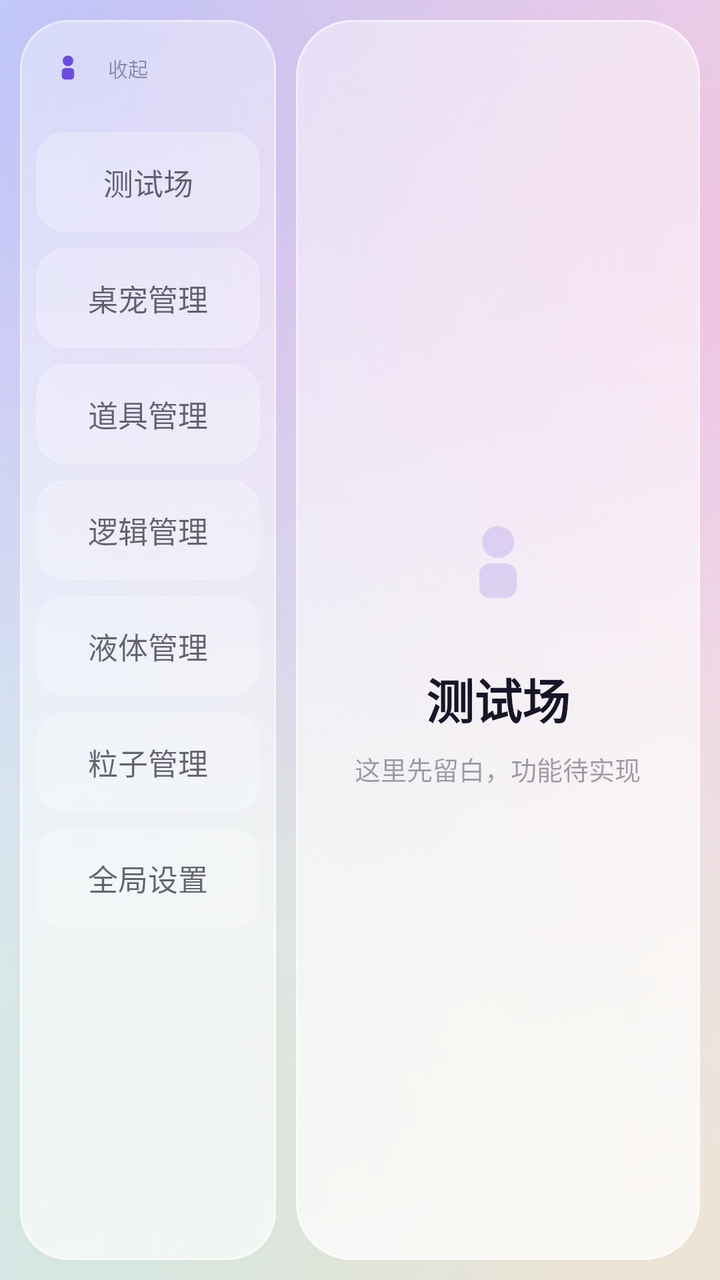
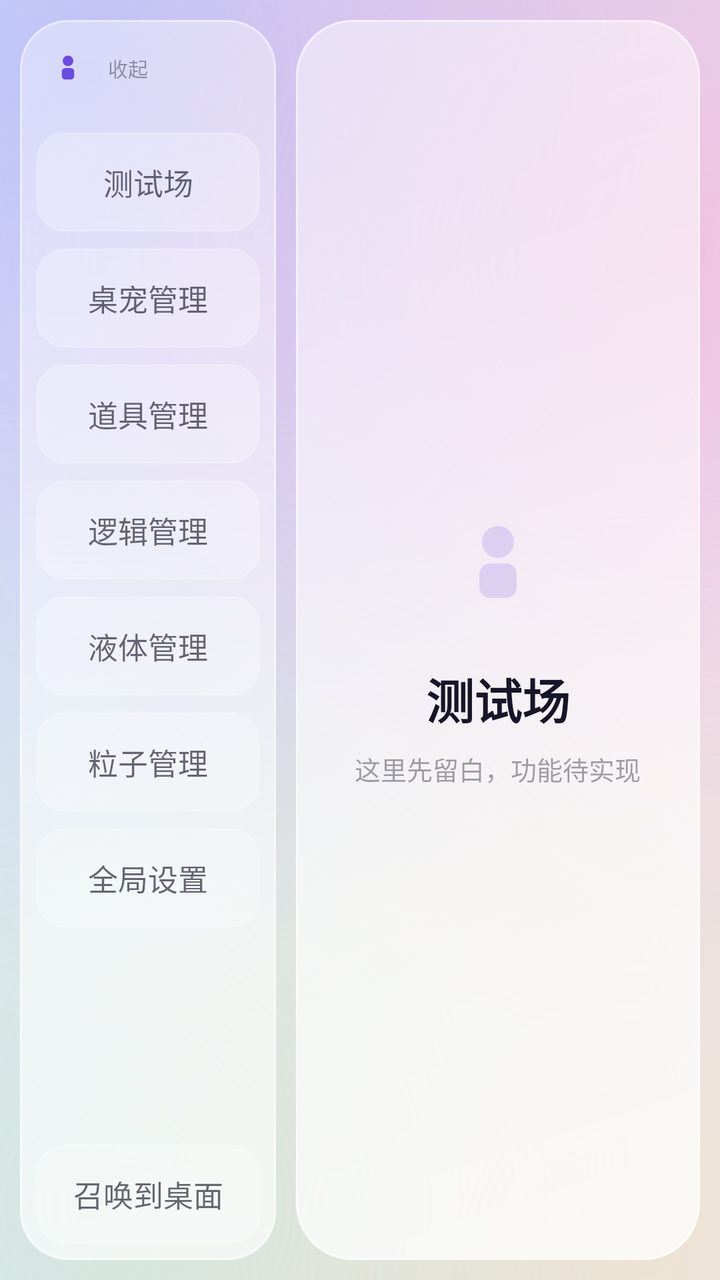

An Android layout rendered at two revisions. The XML below is the earlier revision; the diff shows what the commit changed to produce the second picture.
<!-- AndroidManifest.xml: application theme Theme.ATP -->
<!-- res/layout/activity_main.xml -->
<?xml version="1.0" encoding="utf-8"?>
<FrameLayout xmlns:android="http://schemas.android.com/apk/res/android"
    xmlns:app="http://schemas.android.com/apk/res-auto"
    android:layout_width="match_parent"
    android:layout_height="match_parent"
    android:background="@drawable/bg_aurora"
    android:fitsSystemWindows="true">

    <LinearLayout
        android:layout_width="match_parent"
        android:layout_height="match_parent"
        android:orientation="horizontal"
        android:padding="10dp">

        
        <LinearLayout
            android:id="@+id/sidebar"
            android:layout_width="128dp"
            android:layout_height="match_parent"
            android:background="@drawable/glass_sidebar"
            android:orientation="vertical"
            android:padding="8dp">

            <LinearLayout
                android:id="@+id/railHeader"
                android:layout_width="match_parent"
                android:layout_height="wrap_content"
                android:background="?android:attr/selectableItemBackground"
                android:clickable="true"
                android:focusable="true"
                android:gravity="center_vertical"
                android:orientation="horizontal"
                android:paddingStart="4dp"
                android:paddingTop="4dp"
                android:paddingEnd="4dp"
                android:paddingBottom="12dp">

                <ImageView
                    android:layout_width="24dp"
                    android:layout_height="24dp"
                    android:contentDescription="@null"
                    android:src="@drawable/ic_pet_mark"
                    app:tint="@color/brand" />

                <TextView
                    android:id="@+id/railHint"
                    android:layout_width="0dp"
                    android:layout_height="wrap_content"
                    android:layout_marginStart="8dp"
                    android:layout_weight="1"
                    android:text="@string/rail_collapse"
                    android:textColor="@color/text_subtle"
                    android:textSize="10sp" />
            </LinearLayout>

            <TextView
                android:id="@+id/menuSandbox"
                style="@style/MenuItem"
                android:text="@string/menu_sandbox" />

            <TextView
                android:id="@+id/menuPets"
                style="@style/MenuItem"
                android:text="@string/menu_pets" />

            <TextView
                android:id="@+id/menuProps"
                style="@style/MenuItem"
                android:text="@string/menu_props" />

            <TextView
                android:id="@+id/menuLogic"
                style="@style/MenuItem"
                android:text="@string/menu_logic" />

            <TextView
                android:id="@+id/menuLiquids"
                style="@style/MenuItem"
                android:text="@string/menu_liquids" />

            <TextView
                android:id="@+id/menuParticles"
                style="@style/MenuItem"
                android:text="@string/menu_particles" />

            <TextView
                android:id="@+id/menuSettings"
                style="@style/MenuItem"
                android:text="@string/menu_settings" />
        </LinearLayout>

        
        <FrameLayout
            android:id="@+id/content"
            android:layout_width="0dp"
            android:layout_height="match_parent"
            android:layout_marginStart="10dp"
            android:layout_weight="1"
            android:background="@drawable/glass_panel">

            
            <LinearLayout
                android:id="@+id/placeholder"
                android:layout_width="match_parent"
                android:layout_height="wrap_content"
                android:layout_gravity="center"
                android:gravity="center"
                android:orientation="vertical"
                android:padding="24dp">

                <ImageView
                    android:layout_width="72dp"
                    android:layout_height="72dp"
                    android:alpha="0.18"
                    android:contentDescription="@null"
                    android:src="@drawable/ic_pet_mark"
                    app:tint="@color/brand" />

                <TextView
                    android:id="@+id/contentTitle"
                    android:layout_width="wrap_content"
                    android:layout_height="wrap_content"
                    android:layout_marginTop="14dp"
                    android:text="@string/menu_sandbox"
                    android:textColor="@color/text_primary"
                    android:textSize="24sp"
                    android:textStyle="bold" />

                <TextView
                    android:id="@+id/contentHint"
                    android:layout_width="wrap_content"
                    android:layout_height="wrap_content"
                    android:layout_marginTop="8dp"
                    android:gravity="center"
                    android:text="@string/content_placeholder"
                    android:textColor="@color/text_subtle"
                    android:textSize="13sp" />
            </LinearLayout>

            
            <FrameLayout
                android:id="@+id/sandboxPane"
                android:layout_width="match_parent"
                android:layout_height="match_parent"
                android:visibility="gone">

                <dev.atp.pet.ui.PhysicsSandboxView
                    android:id="@+id/sandboxView"
                    android:layout_width="match_parent"
                    android:layout_height="match_parent" />

                <HorizontalScrollView
                    android:layout_width="match_parent"
                    android:layout_height="wrap_content"
                    android:layout_gravity="top"
                    android:paddingStart="8dp"
                    android:paddingTop="6dp"
                    android:paddingEnd="8dp"
                    android:scrollbars="none">

                    <LinearLayout
                        android:id="@+id/petChooser"
                        android:layout_width="wrap_content"
                        android:layout_height="wrap_content"
                        android:orientation="horizontal" />
                </HorizontalScrollView>
            </FrameLayout>

            
            <ScrollView
                android:id="@+id/petListScroll"
                android:layout_width="match_parent"
                android:layout_height="match_parent"
                android:visibility="gone">

                <LinearLayout
                    android:id="@+id/petList"
                    android:layout_width="match_parent"
                    android:layout_height="wrap_content"
                    android:orientation="vertical"
                    android:padding="12dp" />
            </ScrollView>

            
            <ScrollView
                android:id="@+id/partListScroll"
                android:layout_width="match_parent"
                android:layout_height="match_parent"
                android:visibility="gone">

                <LinearLayout
                    android:id="@+id/partList"
                    android:layout_width="match_parent"
                    android:layout_height="wrap_content"
                    android:orientation="vertical"
                    android:padding="12dp" />
            </ScrollView>

            
            <ScrollView
                android:id="@+id/partFilesScroll"
                android:layout_width="match_parent"
                android:layout_height="match_parent"
                android:visibility="gone">

                <LinearLayout
                    android:id="@+id/partFilesList"
                    android:layout_width="match_parent"
                    android:layout_height="wrap_content"
                    android:orientation="vertical"
                    android:padding="12dp" />
            </ScrollView>

            
            <ScrollView
                android:id="@+id/depthScroll"
                android:layout_width="match_parent"
                android:layout_height="match_parent"
                android:visibility="gone">

                <LinearLayout
                    android:id="@+id/depthList"
                    android:layout_width="match_parent"
                    android:layout_height="wrap_content"
                    android:orientation="vertical"
                    android:padding="12dp" />
            </ScrollView>

            
            <ScrollView
                android:id="@+id/liquidScroll"
                android:layout_width="match_parent"
                android:layout_height="match_parent"
                android:visibility="gone">

                <LinearLayout
                    android:id="@+id/liquidList"
                    android:layout_width="match_parent"
                    android:layout_height="wrap_content"
                    android:orientation="vertical"
                    android:padding="12dp" />
            </ScrollView>

            
            <ScrollView
                android:id="@+id/particleScroll"
                android:layout_width="match_parent"
                android:layout_height="match_parent"
                android:visibility="gone">

                <LinearLayout
                    android:id="@+id/particleList"
                    android:layout_width="match_parent"
                    android:layout_height="wrap_content"
                    android:orientation="vertical"
                    android:padding="12dp" />
            </ScrollView>

            
            <ScrollView
                android:id="@+id/settingsScroll"
                android:layout_width="match_parent"
                android:layout_height="match_parent"
                android:visibility="gone">

                <LinearLayout
                    android:id="@+id/settingsList"
                    android:layout_width="match_parent"
                    android:layout_height="wrap_content"
                    android:orientation="vertical"
                    android:padding="12dp" />
            </ScrollView>

            
            <ScrollView
                android:id="@+id/propListScroll"
                android:layout_width="match_parent"
                android:layout_height="match_parent"
                android:visibility="gone">

                <LinearLayout
                    android:id="@+id/propList"
                    android:layout_width="match_parent"
                    android:layout_height="wrap_content"
                    android:orientation="vertical"
                    android:padding="12dp" />
            </ScrollView>

            
            <LinearLayout
                android:id="@+id/logicPane"
                android:layout_width="match_parent"
                android:layout_height="match_parent"
                android:orientation="vertical"
                android:visibility="gone">

                <dev.atp.pet.ui.LogicGraphView
                    android:id="@+id/logicGraph"
                    android:layout_width="match_parent"
                    android:layout_height="0dp"
                    android:layout_weight="1" />

                
                <HorizontalScrollView
                    android:layout_width="match_parent"
                    android:layout_height="wrap_content"
                    android:paddingStart="8dp"
                    android:paddingEnd="8dp"
                    android:scrollbars="none">

                    <LinearLayout
                        android:id="@+id/logicFolderBar"
                        android:layout_width="wrap_content"
                        android:layout_height="wrap_content"
                        android:gravity="center"
                        android:orientation="horizontal"
                        android:paddingTop="6dp"
                        android:paddingBottom="2dp" />
                </HorizontalScrollView>

                <HorizontalScrollView
                    android:layout_width="match_parent"
                    android:layout_height="wrap_content"
                    android:paddingStart="8dp"
                    android:paddingEnd="8dp"
                    android:scrollbars="none">

                    <LinearLayout
                        android:id="@+id/logicBar"
                        android:layout_width="wrap_content"
                        android:layout_height="wrap_content"
                        android:gravity="center"
                        android:orientation="horizontal"
                        android:paddingTop="6dp"
                        android:paddingBottom="6dp" />
                </HorizontalScrollView>

                
                <HorizontalScrollView
                    android:layout_width="match_parent"
                    android:layout_height="wrap_content"
                    android:paddingStart="8dp"
                    android:paddingEnd="8dp"
                    android:scrollbars="none">

                    <LinearLayout
                        android:id="@+id/liquidBar"
                        android:layout_width="wrap_content"
                        android:layout_height="wrap_content"
                        android:gravity="center"
                        android:orientation="horizontal"
                        android:paddingTop="2dp"
                        android:paddingBottom="8dp" />
                </HorizontalScrollView>
            </LinearLayout>

            
            <FrameLayout
                android:id="@+id/alignPane"
                android:layout_width="match_parent"
                android:layout_height="match_parent"
                android:visibility="gone">

                <dev.atp.pet.ui.PartAlignView
                    android:id="@+id/alignView"
                    android:layout_width="match_parent"
                    android:layout_height="match_parent" />

                <LinearLayout
                    android:layout_width="match_parent"
                    android:layout_height="wrap_content"
                    android:layout_gravity="bottom"
                    android:gravity="center"
                    android:orientation="horizontal"
                    android:padding="8dp">

                    <TextView
                        android:id="@+id/alignCancel"
                        style="@style/AlignButton"
                        android:text="@string/align_cancel" />

                    <TextView
                        android:id="@+id/alignCanvas"
                        style="@style/AlignButton"
                        android:text="@string/align_canvas" />

                    <TextView
                        android:id="@+id/alignBone"
                        style="@style/AlignButton"
                        android:text="@string/align_bone" />

                    <TextView
                        android:id="@+id/alignMinus"
                        style="@style/AlignButton"
                        android:text="@string/align_minus" />

                    <TextView
                        android:id="@+id/alignPlus"
                        style="@style/AlignButton"
                        android:text="@string/align_plus" />

                    <TextView
                        android:id="@+id/alignConfirm"
                        style="@style/AlignButton"
                        android:text="@string/align_confirm" />
                </LinearLayout>
            </FrameLayout>

            
            <LinearLayout
                android:id="@+id/rigRow"
                android:layout_width="match_parent"
                android:layout_height="match_parent"
                android:orientation="horizontal"
                android:visibility="gone">

                <dev.atp.pet.ui.SkeletonView
                    android:id="@+id/skeletonView"
                    android:layout_width="0dp"
                    android:layout_height="match_parent"
                    android:layout_weight="1" />

                
                <ScrollView
                    android:id="@+id/rigBoneScroll"
                    android:layout_width="96dp"
                    android:layout_height="match_parent"
                    android:background="@drawable/glass_panel"
                    android:padding="4dp"
                    android:scrollbars="none">

                    <LinearLayout
                        android:id="@+id/rigBonePanel"
                        android:layout_width="match_parent"
                        android:layout_height="wrap_content"
                        android:orientation="vertical"
                        android:padding="4dp" />
                </ScrollView>
            </LinearLayout>

            <HorizontalScrollView
                android:id="@+id/rigBarScroll"
                android:layout_width="match_parent"
                android:layout_height="wrap_content"
                android:layout_gravity="bottom"
                android:paddingStart="8dp"
                android:paddingEnd="8dp"
                android:scrollbars="none"
                android:visibility="gone">

                <LinearLayout
                    android:id="@+id/rigBar"
                    android:layout_width="wrap_content"
                    android:layout_height="wrap_content"
                    android:gravity="center"
                    android:orientation="horizontal"
                    android:paddingTop="8dp"
                    android:paddingBottom="8dp">

                    <TextView
                        android:id="@+id/rigMode"
                        style="@style/AlignButton"
                        android:text="@string/rig_mode_pose" />

                    <TextView
                        android:id="@+id/rigAddBone"
                        style="@style/AlignButton"
                        android:text="@string/rig_add_bone" />

                    <TextView
                        android:id="@+id/rigAddNode"
                        style="@style/AlignButton"
                        android:text="@string/rig_add_node" />

                    <TextView
                        android:id="@+id/rigBoneList"
                        style="@style/AlignButton"
                        android:text="@string/rig_bone_list" />

                    <TextView
                        android:id="@+id/rigSaveBones"
                        style="@style/AlignButton"
                        android:text="@string/rig_save_bones" />

                    <TextView
                        android:id="@+id/rigReset"
                        style="@style/AlignButton"
                        android:text="@string/rig_reset" />

                    <TextView
                        android:id="@+id/rigSavePose"
                        style="@style/AlignButton"
                        android:text="@string/rig_save_pose" />

                    <TextView
                        android:id="@+id/rigReference"
                        style="@style/AlignButton"
                        android:text="@string/rig_reference" />

                    <TextView
                        android:id="@+id/rigResetBones"
                        style="@style/AlignButton"
                        android:text="@string/rig_reset_bones" />

                    <TextView
                        android:id="@+id/rigLimitMin"
                        style="@style/AlignButton"
                        android:text="@string/rig_limit_set_min" />

                    <TextView
                        android:id="@+id/rigLimitMax"
                        style="@style/AlignButton"
                        android:text="@string/rig_limit_set_max" />
                </LinearLayout>
            </HorizontalScrollView>

            <TextView
                android:id="@+id/statusLine"
                android:layout_width="match_parent"
                android:layout_height="wrap_content"
                android:layout_gravity="bottom"
                android:padding="10dp"
                android:textColor="@color/text_muted"
                android:textSize="11sp"
                android:visibility="gone" />
        </FrameLayout>
    </LinearLayout>
</FrameLayout>
<!-- resources referenced by this layout -->
<resources>
  <color name="brand">#FF6C4CE0</color>
  <color name="text_muted">#A6171528</color>
  <color name="text_primary">#FF171528</color>
  <color name="text_subtle">#66171528</color>
  <string name="align_bone">贴到骨骼</string>
  <string name="align_cancel">取消</string>
  <string name="align_canvas">整张画布</string>
  <string name="align_confirm">确定</string>
  <string name="align_minus">缩小</string>
  <string name="align_plus">放大</string>
  <string name="content_placeholder">这里先留白，功能待实现</string>
  <string name="menu_liquids">液体管理</string>
  <string name="menu_logic">逻辑管理</string>
  <string name="menu_particles">粒子管理</string>
  <string name="menu_pets">桌宠管理</string>
  <string name="menu_props">道具管理</string>
  <string name="menu_sandbox">测试场</string>
  <string name="menu_settings">全局设置</string>
  <string name="rail_collapse">收起</string>
  <string name="rig_add_bone">＋ 加骨骼</string>
  <string name="rig_add_node">＋ 加节点</string>
  <string name="rig_bone_list">骨骼列表</string>
  <string name="rig_limit_set_max">设为最大</string>
  <string name="rig_limit_set_min">设为最小</string>
  <string name="rig_mode_pose">摆姿势</string>
  <string name="rig_reference">参考图</string>
  <string name="rig_reset">复位</string>
  <string name="rig_reset_bones">重置骨骼</string>
  <string name="rig_save_bones">保存骨骼</string>
  <string name="rig_save_pose">存为动作</string>
  <style name="MenuItem">
          <item name="android:layout_width">match_parent</item>
          <item name="android:layout_height">50dp</item>
          <item name="android:layout_marginTop">8dp</item>
          <item name="android:background">@drawable/bg_menu_item</item>
          <item name="android:gravity">center</item>
          <item name="android:textColor">@color/menu_text</item>
          <item name="android:textSize">15sp</item>
          <item name="android:clickable">true</item>
          <item name="android:focusable">true</item>
      </style>
  <style name="Theme.ATP" parent="Theme.Material3.Light.NoActionBar">
          <item name="colorPrimary">@color/brand</item>
  
          
          <item name="android:statusBarColor">@android:color/transparent</item>
          <item name="android:windowLightStatusBar">true</item>
          <item name="android:navigationBarColor">@color/bg_base</item>
          <item name="android:windowBackground">@drawable/bg_aurora</item>
      </style>
  <color name="bg_base">#FFEDE9F7</color>
  <!-- drawable menu_item_selected (drawable) -->
  <?xml version="1.0" encoding="utf-8"?>
  <shape xmlns:android="http://schemas.android.com/apk/res/android"
      android:shape="rectangle">
      <corners android:radius="14dp" />
      <solid android:color="#F2FFFFFF" />
      <stroke
          android:width="1dp"
          android:color="#99FFFFFF" />
  </shape>
  <!-- drawable bg_menu_item (drawable) -->
  <?xml version="1.0" encoding="utf-8"?>
  <ripple xmlns:android="http://schemas.android.com/apk/res/android"
      android:color="@color/ripple">
      <item>
          <selector>
              <item
                  android:drawable="@drawable/menu_item_selected"
                  android:state_selected="true" />
              <item android:drawable="@drawable/menu_item_idle" />
          </selector>
      </item>
  </ripple>
  <color name="ripple">#26000000</color>
  <!-- drawable menu_item_idle (drawable) -->
  <?xml version="1.0" encoding="utf-8"?>
  <shape xmlns:android="http://schemas.android.com/apk/res/android"
      android:shape="rectangle">
      <corners android:radius="14dp" />
      <solid android:color="#3DFFFFFF" />
      <stroke
          android:width="1dp"
          android:color="#2EFFFFFF" />
  </shape>
  <!-- unchanged entries left out for length: 5 -->
</resources>

<!-- the commit's change to res/layout/activity_main.xml (unified diff, before → after) -->
@@ -87,6 +87,17 @@
                 android:id="@+id/menuSettings"
                 style="@style/MenuItem"
                 android:text="@string/menu_settings" />
+
+            
+            <Space
+                android:layout_width="match_parent"
+                android:layout_height="0dp"
+                android:layout_weight="1" />
+
+            <TextView
+                android:id="@+id/petSummon"
+                style="@style/SummonButton"
+                android:text="@string/pet_summon" />
         </LinearLayout>
 
         
@@ -294,29 +305,34 @@
                 android:orientation="vertical"
                 android:visibility="gone">
 
-                <dev.atp.pet.ui.LogicGraphView
-                    android:id="@+id/logicGraph"
+                
+                <FrameLayout
                     android:layout_width="match_parent"
                     android:layout_height="0dp"
-                    android:layout_weight="1" />
-
-                
-                <HorizontalScrollView
-                    android:layout_width="match_parent"
-                    android:layout_height="wrap_content"
-                    android:paddingStart="8dp"
-                    android:paddingEnd="8dp"
-                    android:scrollbars="none">
-
-                    <LinearLayout
-                        android:id="@+id/logicFolderBar"
+                    android:layout_weight="1">
+
+                    <dev.atp.pet.ui.LogicGraphView
+                        android:id="@+id/logicGraph"
+                        android:layout_width="match_parent"
+                        android:layout_height="match_parent" />
+
+                    <HorizontalScrollView
                         android:layout_width="wrap_content"
                         android:layout_height="wrap_content"
-                        android:gravity="center"
-                        android:orientation="horizontal"
+                        android:layout_gravity="top|end"
+                        android:paddingStart="8dp"
                         android:paddingTop="6dp"
-                        android:paddingBottom="2dp" />
-                </HorizontalScrollView>
+                        android:paddingEnd="8dp"
+                        android:scrollbars="none">
+
+                        <LinearLayout
+                            android:id="@+id/logicFolderBar"
+                            android:layout_width="wrap_content"
+                            android:layout_height="wrap_content"
+                            android:gravity="center"
+                            android:orientation="horizontal" />
+                    </HorizontalScrollView>
+                </FrameLayout>
 
                 <HorizontalScrollView
                     android:layout_width="match_parent"
<!-- resource entries referenced after the edit -->
@@ -18,6 +18,7 @@
   <string name="menu_props">道具管理</string>
   <string name="menu_sandbox">测试场</string>
   <string name="menu_settings">全局设置</string>
+  <string name="pet_summon">召唤到桌面</string>
   <string name="rail_collapse">收起</string>
   <string name="rig_add_bone">＋ 加骨骼</string>
   <string name="rig_add_node">＋ 加节点</string>
@@ -41,6 +42,7 @@
           <item name="android:clickable">true</item>
           <item name="android:focusable">true</item>
       </style>
+  <style name="SummonButton" parent="MenuItem" />
   <style name="Theme.ATP" parent="Theme.Material3.Light.NoActionBar">
           <item name="colorPrimary">@color/brand</item>
   
